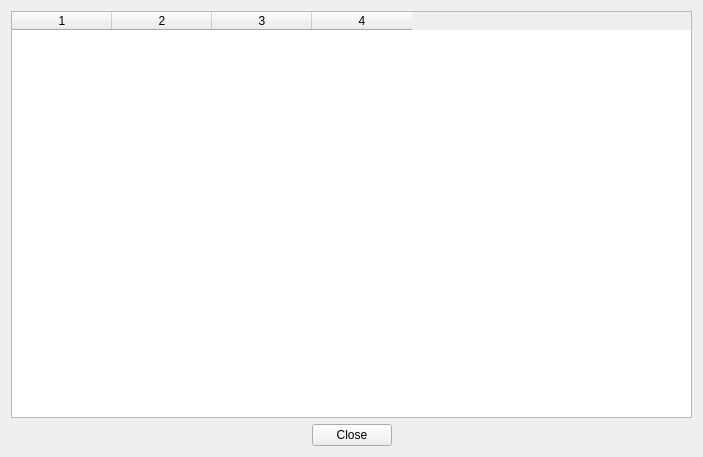
Above: resource/StateHistory.ui from dseredyn/rqt_agent before the change. Below: the same form after it.
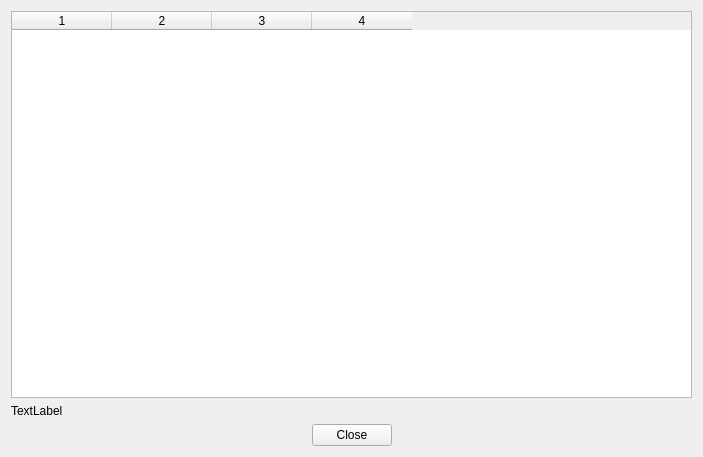
That is the form after the change.

Commit message: current predicate is shown

```diff
--- a/resource/StateHistory.ui
+++ b/resource/StateHistory.ui
@@ -25,6 +25,13 @@
      <column/>
     </widget>
    </item>
+   <item>
+    <widget class="QLabel" name="labelCurrentPredicates">
+     <property name="text">
+      <string>TextLabel</string>
+     </property>
+    </widget>
+   </item>
    <item>
     <layout class="QHBoxLayout" name="horizontalLayout" stretch="0,0,0">
      <item>
```
The commit also changes 1 other file.
